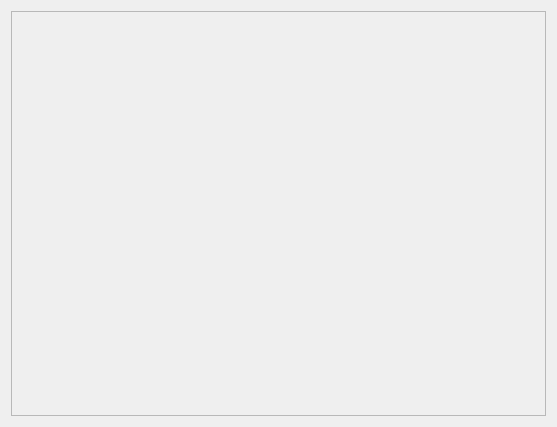
First picture: the form in DivisactionQt/divisactionwindow.ui, repository RicardoEPRodrigues/3Motion, before the edit.
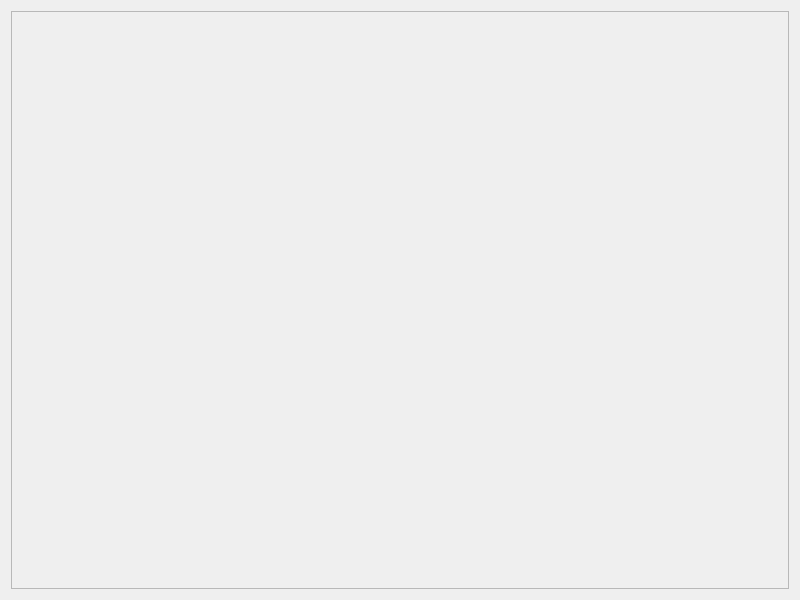
Second picture: the form after the edit.

What changed in the file:
```diff
--- a/DivisactionQt/divisactionwindow.ui
+++ b/DivisactionQt/divisactionwindow.ui
@@ -6,8 +6,8 @@
    <rect>
     <x>0</x>
     <y>0</y>
-    <width>557</width>
-    <height>427</height>
+    <width>800</width>
+    <height>600</height>
    </rect>
   </property>
   <property name="windowTitle">
@@ -28,8 +28,8 @@
         <rect>
          <x>0</x>
          <y>0</y>
-         <width>537</width>
-         <height>407</height>
+         <width>780</width>
+         <height>580</height>
         </rect>
        </property>
        <layout class="QVBoxLayout" name="ActionStackLayout"/>
```
